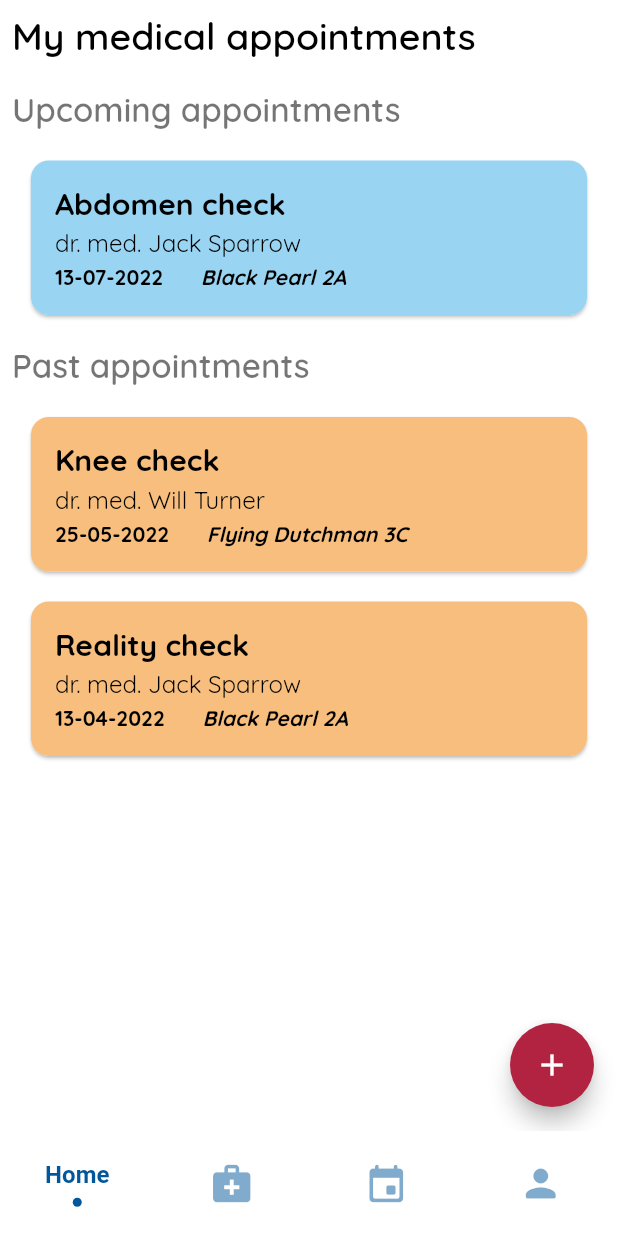
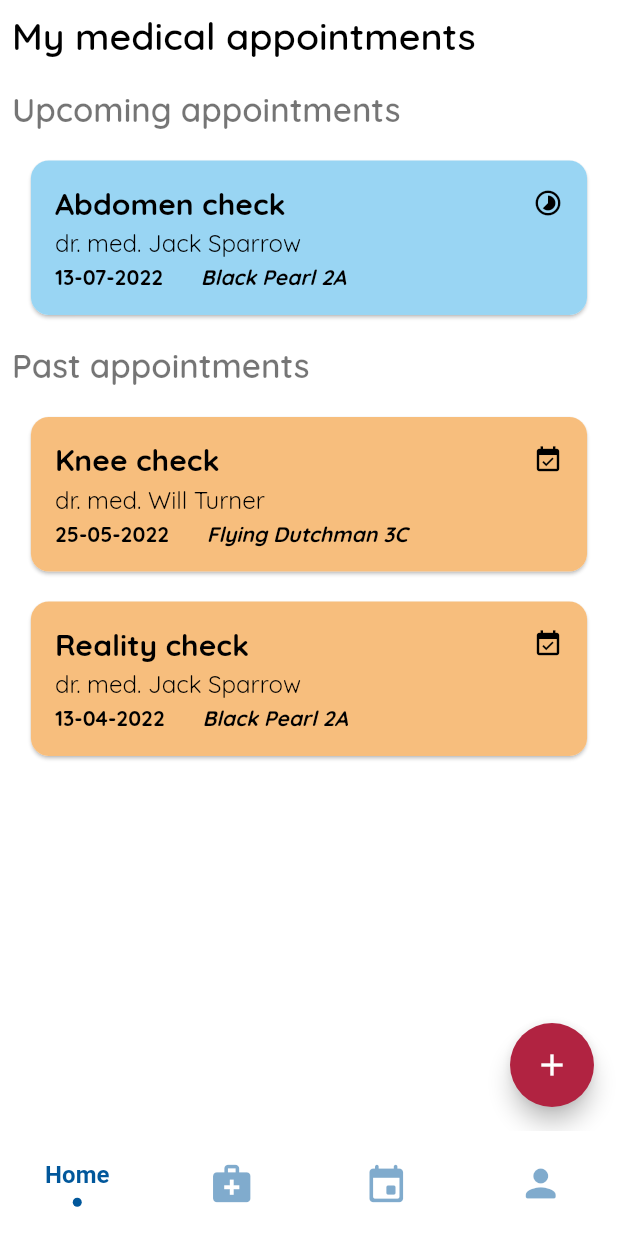
Before and after one commit to TheJakov/health_app, a Flutter app: the screen it shows after launch, swiped to page 3, on a phone screen of 412 x 824 dp. Run offline on Flutter 3.47's test engine with Material 2 defaults, Android fonts, the light colour scheme and no system bars; drawn by our look-alikes of sliding_clipped_nav_bar; our stand-ins replace google_fonts.

Commit message:
Update main.dart
Added icons to all cards on all screens

```diff
--- a/lib/main.dart
+++ b/lib/main.dart
@@ -180,7 +180,8 @@ class AppointmentsWidget extends StatelessWidget {
                       Color(themeLightBlueHex),
                       "Abdomen check",
                       "dr. med. Jack Sparrow",
-                      "Black Pearl 2A", "13-07-2022",
+                      "Black Pearl 2A",
+                      "13-07-2022",
                       titleStyle: GoogleFonts.quicksand(
                           fontSize: 20,
                           fontWeight: FontWeight.bold,
@@ -188,10 +189,21 @@ class AppointmentsWidget extends StatelessWidget {
                       descStyle: GoogleFonts.quicksand(
                           fontSize: 16, color: Colors.black),
                       dateStyle: GoogleFonts.quicksand(
-                          fontSize: 14, color: Colors.black, fontWeight: FontWeight.bold),
+                          fontSize: 14,
+                          color: Colors.black,
+                          fontWeight: FontWeight.bold),
                       addressStyle: GoogleFonts.quicksand(
-                          fontSize: 14, color: Colors.black, fontStyle: FontStyle.italic, fontWeight: FontWeight.bold),
-                      widthRatio: 0.9),
+                          fontSize: 14,
+                          color: Colors.black,
+                          fontStyle: FontStyle.italic,
+                          fontWeight: FontWeight.bold),
+                      widthRatio: 0.9,
+                      Icon(
+                        Icons.timelapse,
+                        size: 20,
+                        color: Colors.black,
+                      ),
+                    ),
                     Row(
                       children: [
                         Padding(
@@ -207,7 +219,8 @@ class AppointmentsWidget extends StatelessWidget {
                       Color(themeYellowHex),
                       "Knee check",
                       "dr. med. Will Turner",
-                      "Flying Dutchman 3C", "25-05-2022",
+                      "Flying Dutchman 3C",
+                      "25-05-2022",
                       titleStyle: GoogleFonts.quicksand(
                           fontSize: 20,
                           fontWeight: FontWeight.bold,
@@ -215,16 +228,28 @@ class AppointmentsWidget extends StatelessWidget {
                       descStyle: GoogleFonts.quicksand(
                           fontSize: 16, color: Colors.black),
                       dateStyle: GoogleFonts.quicksand(
-                          fontSize: 14, color: Colors.black, fontWeight: FontWeight.bold),
+                          fontSize: 14,
+                          color: Colors.black,
+                          fontWeight: FontWeight.bold),
                       addressStyle: GoogleFonts.quicksand(
-                          fontSize: 14, color: Colors.black, fontStyle: FontStyle.italic, fontWeight: FontWeight.bold),
-                      widthRatio: 0.9),
+                          fontSize: 14,
+                          color: Colors.black,
+                          fontStyle: FontStyle.italic,
+                          fontWeight: FontWeight.bold),
+                      widthRatio: 0.9,
+                      Icon(
+                        Icons.event_available,
+                        size: 20,
+                        color: Colors.black,
+                      ),
+                    ),
                     buildRoundedAppointment(
                       context,
                       Color(themeYellowHex),
                       "Reality check",
                       "dr. med. Jack Sparrow",
-                      "Black Pearl 2A", "13-04-2022",
+                      "Black Pearl 2A",
+                      "13-04-2022",
                       titleStyle: GoogleFonts.quicksand(
                           fontSize: 20,
                           fontWeight: FontWeight.bold,
@@ -232,10 +257,21 @@ class AppointmentsWidget extends StatelessWidget {
                       descStyle: GoogleFonts.quicksand(
                           fontSize: 16, color: Colors.black),
                       dateStyle: GoogleFonts.quicksand(
-                          fontSize: 14, color: Colors.black, fontWeight: FontWeight.bold),
+                          fontSize: 14,
+                          color: Colors.black,
+                          fontWeight: FontWeight.bold),
                       addressStyle: GoogleFonts.quicksand(
-                          fontSize: 14, color: Colors.black, fontStyle: FontStyle.italic, fontWeight: FontWeight.bold),
-                      widthRatio: 0.9),
+                          fontSize: 14,
+                          color: Colors.black,
+                          fontStyle: FontStyle.italic,
+                          fontWeight: FontWeight.bold),
+                      widthRatio: 0.9,
+                      Icon(
+                        Icons.event_available,
+                        size: 20,
+                        color: Colors.black,
+                      ),
+                    ),
                   ],
                 ),
               ),
@@ -548,8 +584,12 @@ class MedicalReportsWidget extends StatelessWidget {
                       ),
                     ],
                   ),
-                  buildRoundedReport(context, Color(themeYellowHex),
-                      "Covid PCR test", "ZZJZ Split", "19-06-2022",
+                  buildRoundedReport(
+                    context,
+                    Color(themeYellowHex),
+                    "Covid PCR test",
+                    "ZZJZ Split",
+                    "19-06-2022",
                     titleStyle: GoogleFonts.quicksand(
                         fontSize: 20,
                         fontWeight: FontWeight.bold,
@@ -558,7 +598,13 @@ class MedicalReportsWidget extends StatelessWidget {
                         fontSize: 20, color: Colors.black),
                     dateStyle: GoogleFonts.quicksand(
                         fontSize: 10, color: Colors.black),
-                      widthRatio: 0.9),
+                    widthRatio: 0.9,
+                    Icon(
+                      Icons.timelapse,
+                      size: 20,
+                      color: Colors.black,
+                    ),
+                  ),
                   Row(
                     children: [
                       Padding(
@@ -569,8 +615,12 @@ class MedicalReportsWidget extends StatelessWidget {
                       ),
                     ],
                   ),
-                  buildRoundedReport(context, Color(themeLightBlueHex),
-                      "Urine sample testing", "ZZJZ Split", "03-03-2022",
+                  buildRoundedReport(
+                    context,
+                    Color(themeLightBlueHex),
+                    "Urine sample testing",
+                    "ZZJZ Split",
+                    "03-03-2022",
                     titleStyle: GoogleFonts.quicksand(
                         fontSize: 20,
                         fontWeight: FontWeight.bold,
@@ -579,9 +629,19 @@ class MedicalReportsWidget extends StatelessWidget {
                         fontSize: 20, color: Colors.black),
                     dateStyle: GoogleFonts.quicksand(
                         fontSize: 10, color: Colors.black),
-                      widthRatio: 0.9),
-                  buildRoundedReport(context, Color(themeMagentaHex),
-                      "Blood test", "ZZJZ Split", "11-01-2022",
+                    widthRatio: 0.9,
+                    Icon(
+                      Icons.event_available,
+                      size: 20,
+                      color: Colors.black,
+                    ),
+                  ),
+                  buildRoundedReport(
+                    context,
+                    Color(themeMagentaHex),
+                    "Blood test",
+                    "ZZJZ Split",
+                    "11-01-2022",
                     titleStyle: GoogleFonts.quicksand(
                         fontSize: 20,
                         fontWeight: FontWeight.bold,
@@ -590,7 +650,13 @@ class MedicalReportsWidget extends StatelessWidget {
                         fontSize: 20, color: Colors.white),
                     dateStyle: GoogleFonts.quicksand(
                         fontSize: 10, color: Colors.white),
-                      widthRatio: 0.9),
+                    widthRatio: 0.9,
+                    Icon(
+                      Icons.event_available,
+                      size: 20,
+                      color: Colors.white,
+                    ),
+                  ),
                 ],
               ),
             ),
@@ -664,7 +730,7 @@ class HomeWidget extends StatelessWidget {
                     Icon(
                       Icons.event_rounded,
                       size: 20,
-                      color: Colors.white,
+                      color: Colors.black,
                     ),
                   ),
                   Row(
@@ -692,7 +758,7 @@ class HomeWidget extends StatelessWidget {
                     Icon(
                       Icons.info_outline,
                       size: 20,
-                      color: Colors.white,
+                      color: Colors.black,
                     ),
                   ),
                   buildRoundedCard(
@@ -710,7 +776,7 @@ class HomeWidget extends StatelessWidget {
                     Icon(
                       Icons.info_outline,
                       size: 20,
-                      color: Colors.white,
+                      color: Colors.black,
                     ),
                   ),
                   buildRoundedCard(
@@ -728,7 +794,7 @@ class HomeWidget extends StatelessWidget {
                     Icon(
                       Icons.info_outline,
                       size: 20,
-                      color: Colors.white,
+                      color: Colors.black,
                     ),
                   ),
                 ],
@@ -782,7 +848,7 @@ Widget buildRoundedCard(BuildContext context, Color backgroundColor,
     );
 
 Widget buildRoundedReport(BuildContext context, Color backgroundColor,
-        String title, String description, String date,
+        String title, String description, String date, Icon icon,
         {TextStyle titleStyle = const TextStyle(
             fontSize: 20, fontWeight: FontWeight.bold, color: Colors.white),
         TextStyle descStyle =
@@ -805,9 +871,15 @@ Widget buildRoundedReport(BuildContext context, Color backgroundColor,
         child: Column(
           crossAxisAlignment: CrossAxisAlignment.start,
           children: [
+            Row(
+              mainAxisAlignment: MainAxisAlignment.spaceBetween,
+              children: [
                 Text(
                   title,
                   style: titleStyle,
+                ),
+                icon
+              ],
             ),
             const SizedBox(height: 4),
             Text(
@@ -824,16 +896,22 @@ Widget buildRoundedReport(BuildContext context, Color backgroundColor,
       ),
     );
 
-Widget buildRoundedAppointment(BuildContext context, Color backgroundColor,
-    String title, String description, String address, String date,
+Widget buildRoundedAppointment(
+        BuildContext context,
+        Color backgroundColor,
+        String title,
+        String description,
+        String address,
+        String date,
+        Icon icon,
         {TextStyle titleStyle = const TextStyle(
             fontSize: 20, fontWeight: FontWeight.bold, color: Colors.white),
         TextStyle descStyle =
             const TextStyle(fontSize: 20, color: Colors.white),
         TextStyle dateStyle =
             const TextStyle(fontSize: 15, color: Colors.white),
-      TextStyle addressStyle =
-      const TextStyle(fontSize: 15, color: Colors.black, fontStyle: FontStyle.italic),
+        TextStyle addressStyle = const TextStyle(
+            fontSize: 15, color: Colors.black, fontStyle: FontStyle.italic),
         double widthRatio = 0.8}) =>
     Card(
       margin: const EdgeInsets.fromLTRB(0, 20, 0, 0),
@@ -850,9 +928,15 @@ Widget buildRoundedAppointment(BuildContext context, Color backgroundColor,
         child: Column(
           crossAxisAlignment: CrossAxisAlignment.start,
           children: [
+            Row(
+              mainAxisAlignment: MainAxisAlignment.spaceBetween,
+              children: [
                 Text(
                   title,
                   style: titleStyle,
+                ),
+                icon
+              ],
             ),
             const SizedBox(height: 4),
             Text(
@@ -865,17 +949,14 @@ Widget buildRoundedAppointment(BuildContext context, Color backgroundColor,
                 Column(
                   crossAxisAlignment: CrossAxisAlignment.start,
                   children: [
-                    Text(
-                      date,
-                      style: dateStyle),
+                    Text(date, style: dateStyle),
                   ],
                 ),
                 const SizedBox(width: 25),
                 Column(
                   crossAxisAlignment: CrossAxisAlignment.end,
                   children: [
-                    Text(
-                        address,
+                    Text(address,
                         style: addressStyle, textAlign: TextAlign.right),
                   ],
                 )
```
Lines whose indentation alone changed are shown as unchanged.
